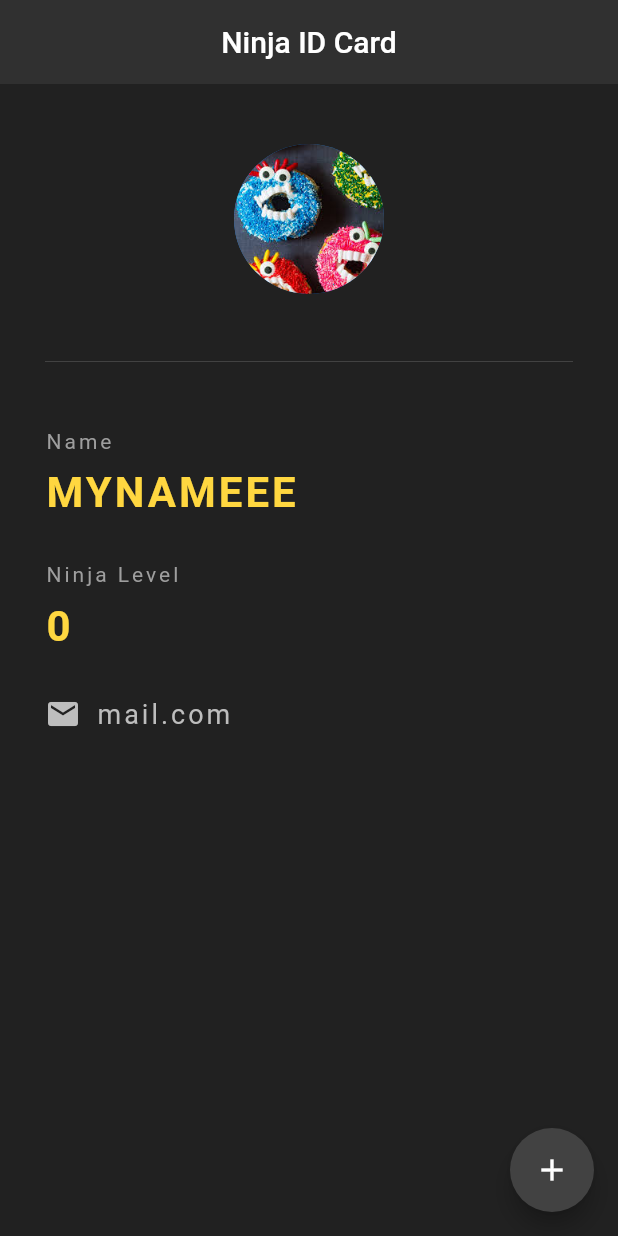
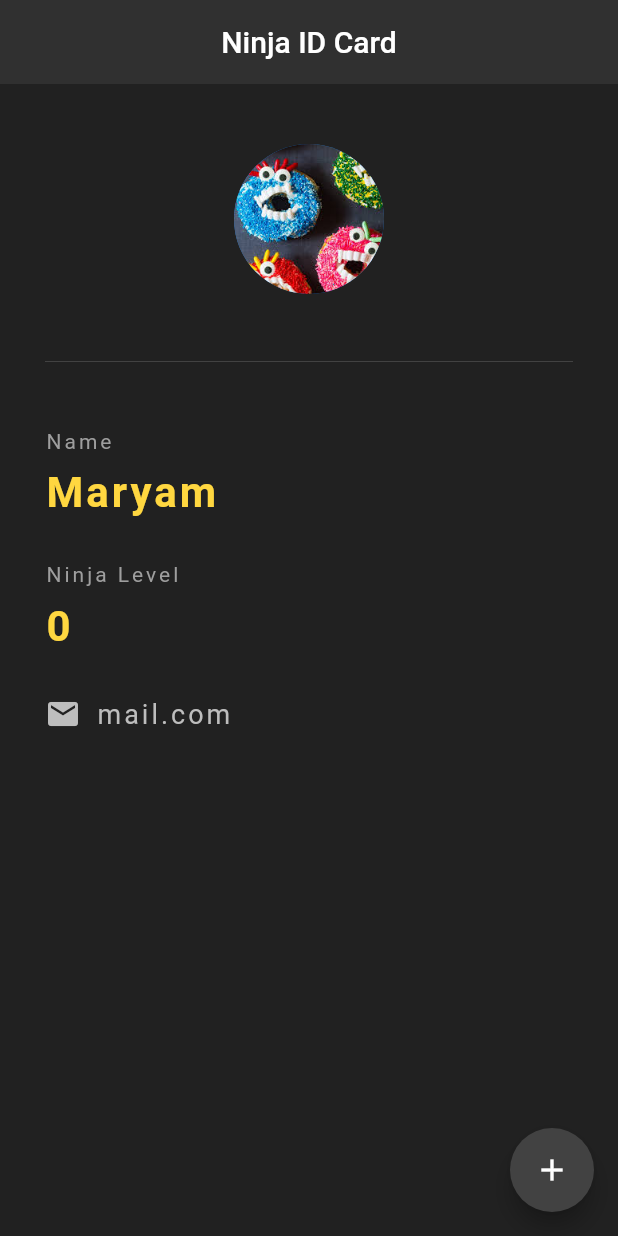
Before and after one commit to maryamsulemani/lil_app, a Flutter app: the screen it shows after launch, on a phone screen of 412 x 824 dp. Run offline on Flutter 3.47's test engine with Material 2 defaults, Android fonts, the phone set to English and light mode, and no system bars.

Commit message:
Update main.dart

```diff
--- a/lib/main.dart
+++ b/lib/main.dart
@@ -54,7 +54,7 @@ class _NinjaCardState extends State<NinjaCard> {
             ),
             ),
             SizedBox(height: 10.0),
-            Text("MYNAMEEE",
+            Text("Maryam",
             style: TextStyle(
               color: Colors.amberAccent[200],
               letterSpacing: 2.0,
```
